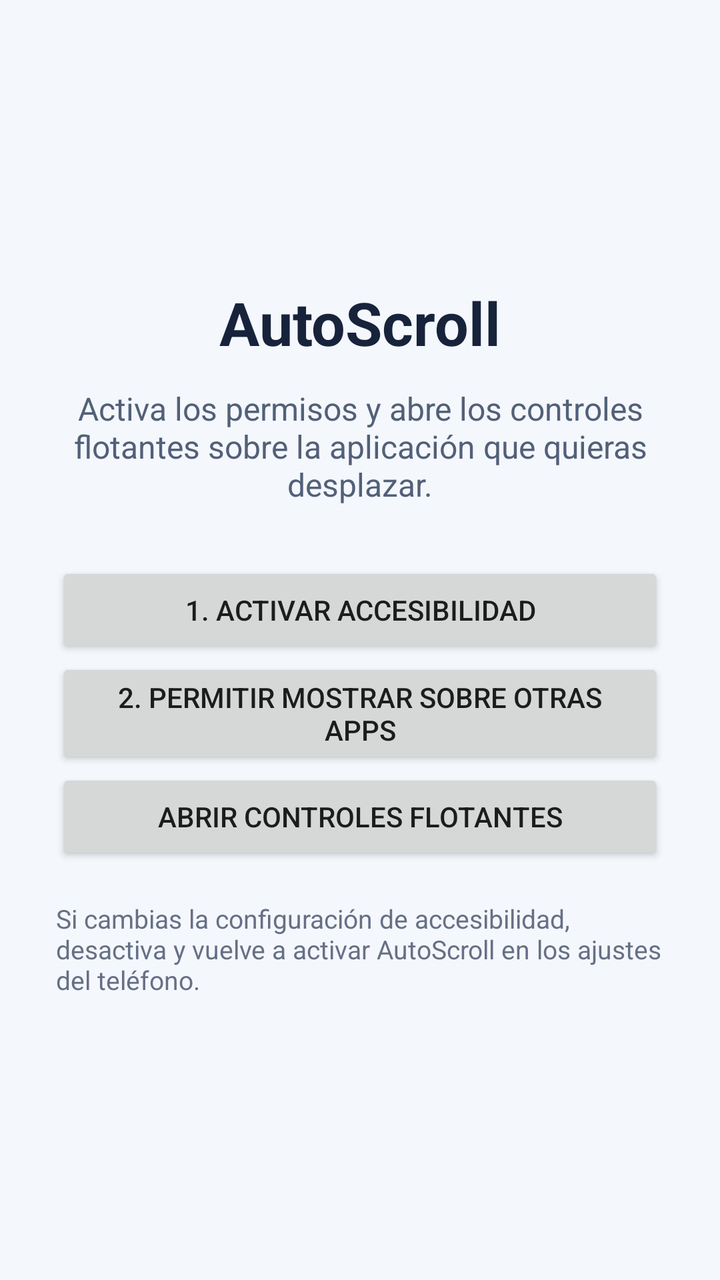
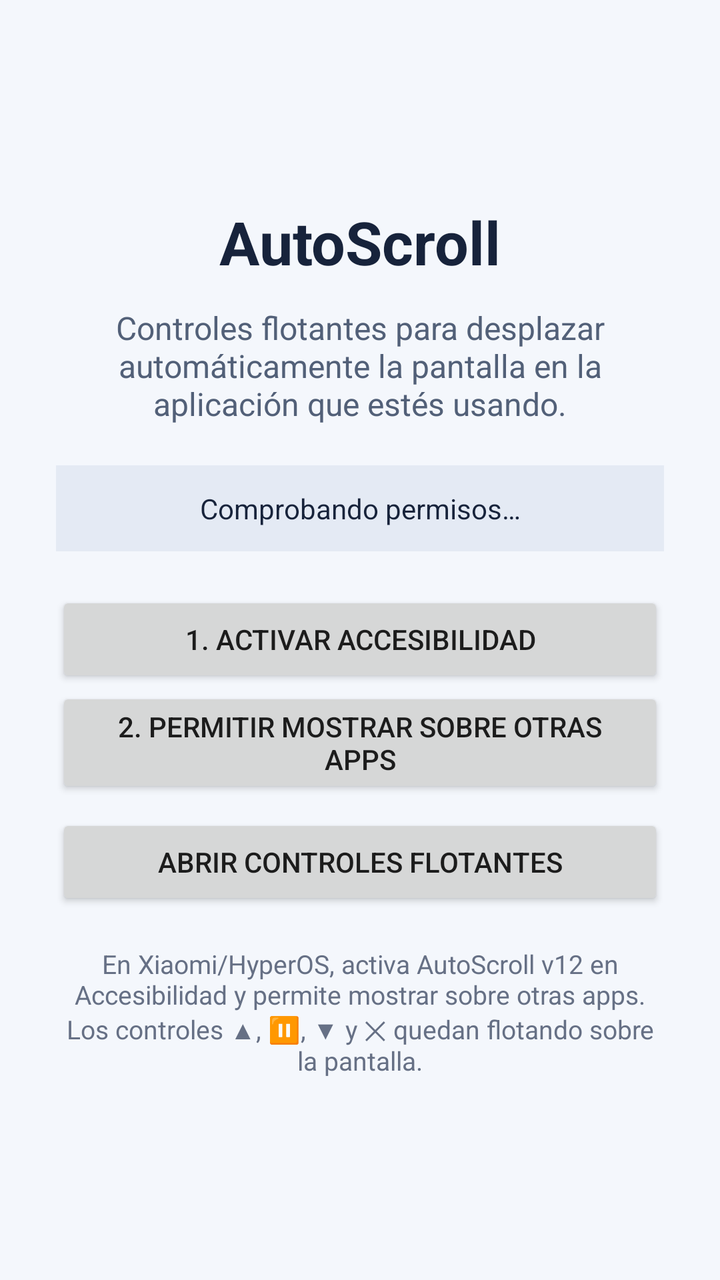

Compare the two renders of this Android layout. The source of the first and the diff that turns it into the second are given below.
<!-- AndroidManifest.xml: application theme Theme.AutoScroll -->
<!-- res/layout/activity_main.xml -->
<LinearLayout xmlns:android="http://schemas.android.com/apk/res/android" android:layout_width="match_parent" android:layout_height="match_parent" android:orientation="vertical" android:gravity="center" android:padding="28dp" android:background="#F4F7FC">
 <TextView android:layout_width="wrap_content" android:layout_height="wrap_content" android:text="AutoScroll" android:textColor="#17233B" android:textSize="30sp" android:textStyle="bold"/>
 <TextView android:layout_width="match_parent" android:layout_height="wrap_content" android:layout_marginTop="12dp" android:gravity="center" android:text="Activa los permisos y abre los controles flotantes sobre la aplicación que quieras desplazar." android:textColor="#526078" android:textSize="16sp"/>
 <Button android:id="@+id/accessibilityButton" android:layout_width="match_parent" android:layout_height="wrap_content" android:layout_marginTop="28dp" android:text="1. Activar accesibilidad"/>
 <Button android:id="@+id/overlayButton" android:layout_width="match_parent" android:layout_height="wrap_content" android:text="2. Permitir mostrar sobre otras apps"/>
 <Button android:id="@+id/startButton" android:layout_width="match_parent" android:layout_height="wrap_content" android:text="Abrir controles flotantes"/>
 <TextView android:layout_width="match_parent" android:layout_height="wrap_content" android:layout_marginTop="18dp" android:text="Si cambias la configuración de accesibilidad, desactiva y vuelve a activar AutoScroll en los ajustes del teléfono." android:textColor="#667085" android:textSize="13sp"/>
</LinearLayout>
<!-- resources referenced by this layout -->
<resources>
  <style name="Theme.AutoScroll" parent="Theme.MaterialComponents.DayNight.NoActionBar"><item name="colorPrimary">#3979EF</item><item name="colorPrimaryVariant">#245AC0</item><item name="colorOnPrimary">#FFFFFF</item><item name="android:statusBarColor">#245AC0</item></style>
</resources>

<!-- the commit's change to res/layout/activity_main.xml (unified diff, before → after) -->
@@ -1,8 +1,72 @@
-<LinearLayout xmlns:android="http://schemas.android.com/apk/res/android" android:layout_width="match_parent" android:layout_height="match_parent" android:orientation="vertical" android:gravity="center" android:padding="28dp" android:background="#F4F7FC">
- <TextView android:layout_width="wrap_content" android:layout_height="wrap_content" android:text="AutoScroll" android:textColor="#17233B" android:textSize="30sp" android:textStyle="bold"/>
- <TextView android:layout_width="match_parent" android:layout_height="wrap_content" android:layout_marginTop="12dp" android:gravity="center" android:text="Activa los permisos y abre los controles flotantes sobre la aplicación que quieras desplazar." android:textColor="#526078" android:textSize="16sp"/>
- <Button android:id="@+id/accessibilityButton" android:layout_width="match_parent" android:layout_height="wrap_content" android:layout_marginTop="28dp" android:text="1. Activar accesibilidad"/>
- <Button android:id="@+id/overlayButton" android:layout_width="match_parent" android:layout_height="wrap_content" android:text="2. Permitir mostrar sobre otras apps"/>
- <Button android:id="@+id/startButton" android:layout_width="match_parent" android:layout_height="wrap_content" android:text="Abrir controles flotantes"/>
- <TextView android:layout_width="match_parent" android:layout_height="wrap_content" android:layout_marginTop="18dp" android:text="Si cambias la configuración de accesibilidad, desactiva y vuelve a activar AutoScroll en los ajustes del teléfono." android:textColor="#667085" android:textSize="13sp"/>
-</LinearLayout>
+<ScrollView xmlns:android="http://schemas.android.com/apk/res/android"
+    android:layout_width="match_parent"
+    android:layout_height="match_parent"
+    android:fillViewport="true"
+    android:background="#F4F7FC">
+
+    <LinearLayout
+        android:layout_width="match_parent"
+        android:layout_height="match_parent"
+        android:orientation="vertical"
+        android:gravity="center"
+        android:padding="28dp">
+
+        <TextView
+            android:layout_width="wrap_content"
+            android:layout_height="wrap_content"
+            android:text="AutoScroll"
+            android:textColor="#17233B"
+            android:textSize="30sp"
+            android:textStyle="bold" />
+
+        <TextView
+            android:layout_width="match_parent"
+            android:layout_height="wrap_content"
+            android:layout_marginTop="12dp"
+            android:gravity="center"
+            android:text="Controles flotantes para desplazar automáticamente la pantalla en la aplicación que estés usando."
+            android:textColor="#526078"
+            android:textSize="16sp" />
+
+        <TextView
+            android:id="@+id/statusText"
+            android:layout_width="match_parent"
+            android:layout_height="wrap_content"
+            android:layout_marginTop="20dp"
+            android:gravity="center"
+            android:padding="12dp"
+            android:background="#E4EAF4"
+            android:text="Comprobando permisos…"
+            android:textColor="#17233B"
+            android:textSize="14sp" />
+
+        <Button
+            android:id="@+id/accessibilityButton"
+            android:layout_width="match_parent"
+            android:layout_height="wrap_content"
+            android:layout_marginTop="20dp"
+            android:text="1. Activar accesibilidad" />
+
+        <Button
+            android:id="@+id/overlayButton"
+            android:layout_width="match_parent"
+            android:layout_height="wrap_content"
+            android:text="2. Permitir mostrar sobre otras apps" />
+
+        <Button
+            android:id="@+id/startButton"
+            android:layout_width="match_parent"
+            android:layout_height="wrap_content"
+            android:layout_marginTop="8dp"
+            android:text="Abrir controles flotantes" />
+
+        <TextView
+            android:layout_width="match_parent"
+            android:layout_height="wrap_content"
+            android:layout_marginTop="18dp"
+            android:gravity="center"
+            android:text="En Xiaomi/HyperOS, activa AutoScroll v12 en Accesibilidad y permite mostrar sobre otras apps. Los controles ▲, ⏸, ▼ y ✕ quedan flotando sobre la pantalla."
+            android:textColor="#667085"
+            android:textSize="13sp" />
+    </LinearLayout>
+</ScrollView>
